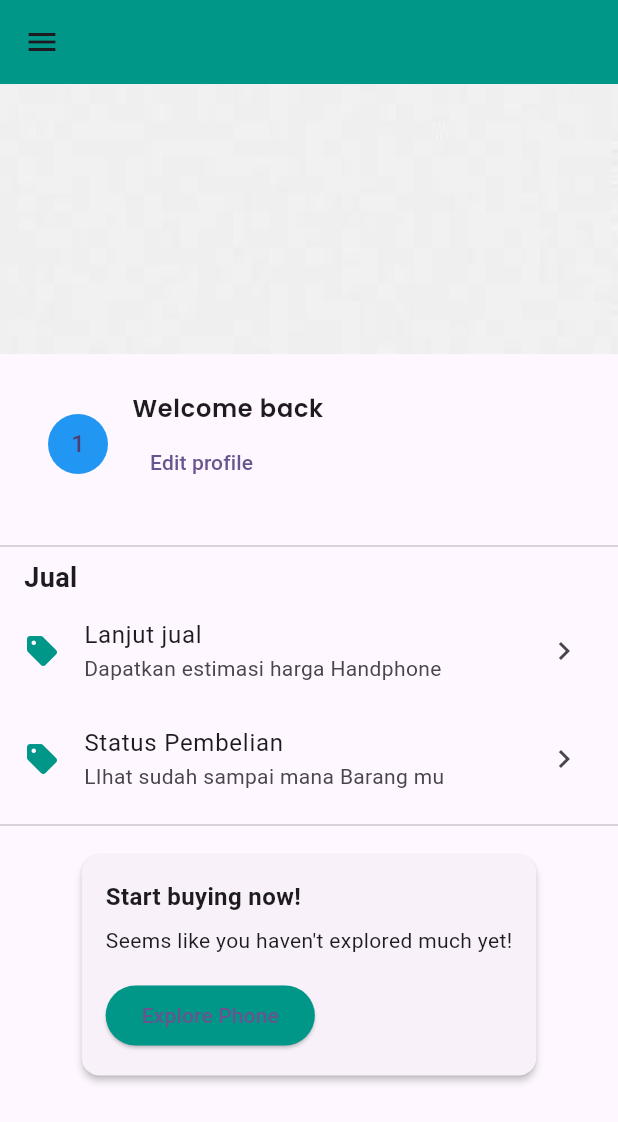
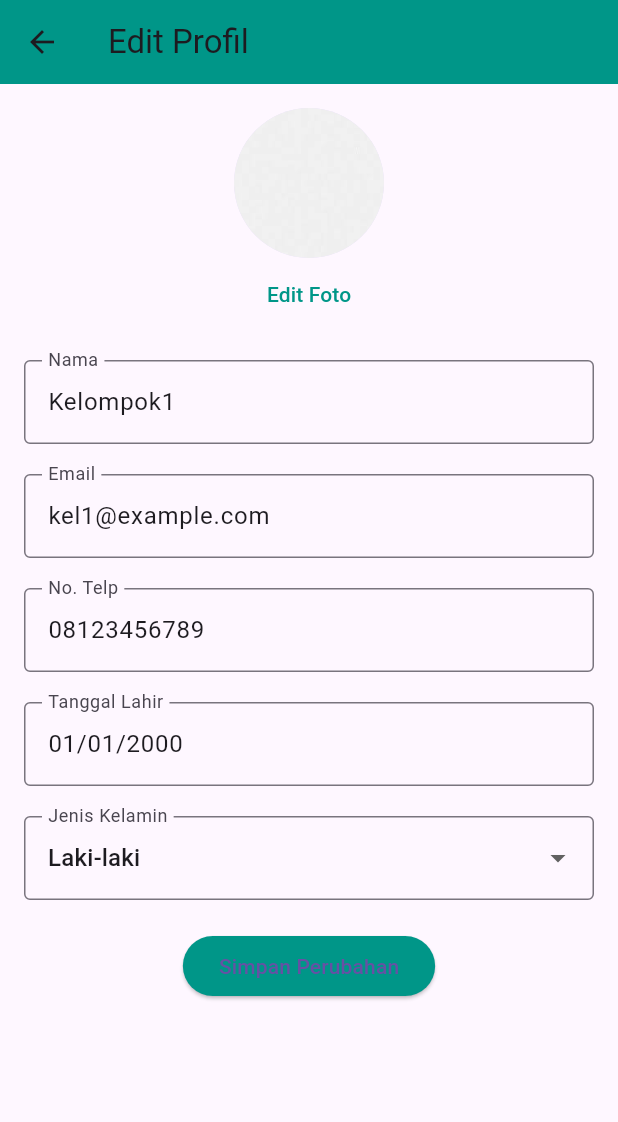
Before and after one commit to JustNap/midtest-MobileProg-MarketPlace, a Flutter app: the AkunPage screen opened directly, after a tap on "Edit profile", on a phone screen of 412 x 824 dp. Shown: the top 1122 px of the screen. Run offline on Flutter 3.47's test engine with Material 3 defaults, Android fonts, the phone set to English and light mode, and no system bars.

Commit message:
Tambah fitur Bottom NavBar
dan memperbaiki fitur akun

```diff
--- a/project_market_place/analysis_options.yaml
+++ b/project_market_place/analysis_options.yaml
@@ -7,6 +7,11 @@
 
 # The following line activates a set of recommended lints for Flutter apps,
 # packages, and plugins designed to encourage good coding practices.
+analyzer:
+  errors:
+    unused_import: ignore
+    unused_field: ignore
+    unused_element: ignore
 include: package:flutter_lints/flutter.yaml
 
 linter:
--- a/project_market_place/lib/akun/akun.dart
+++ b/project_market_place/lib/akun/akun.dart
@@ -1,4 +1,7 @@
 import 'package:flutter/material.dart';
+import 'profil.dart';
+import 'setting.dart';
+import '../bottom_nav.dart';
 
 class AkunPage extends StatefulWidget {
   @override
@@ -8,10 +11,12 @@ class AkunPage extends StatefulWidget {
 class _AkunPageState extends State<AkunPage> {
   String greeting = 'Hello';
 
+
   @override
   Widget build(BuildContext context) {
     return Scaffold(
       appBar: AppBar(
+        title: Text('akun'),
         backgroundColor: Colors.teal,
         elevation: 0,
         leading: Builder(
@@ -42,35 +47,29 @@ class _AkunPageState extends State<AkunPage> {
               ),
             ),
             ListTile(
-              leading: Icon(Icons.settings,
-              color: Colors.teal
-              ),
-
+              leading: Icon(Icons.settings, color: Colors.teal),
               title: Text('Pengaturan',
-              style: TextStyle(
-                fontWeight: FontWeight.bold
-                )
-              ),
+                  style: TextStyle(fontWeight: FontWeight.bold)),
               subtitle: Text('Notifikasi & Kata Sandi'),
+              onTap: () {
+                Navigator.push(
+                  context,
+                  MaterialPageRoute(builder: (context) => SettingPage()),
+                );
+              },
             ),
             Divider(),
             ListTile(
               leading: Icon(Icons.smartphone, color: Colors.teal),
               title: Text('Alasan pilih kami',
-              style: TextStyle(
-                fontWeight: FontWeight.bold
-                )
-              ),
+                  style: TextStyle(fontWeight: FontWeight.bold)),
               subtitle: Text('kenali kami'),
             ),
             Divider(),
             ListTile(
               leading: Icon(Icons.policy, color: Colors.teal),
               title: Text('Kebijakan privasi',
-              style: TextStyle(
-                fontWeight: FontWeight.bold
-                )
-              ),
+                  style: TextStyle(fontWeight: FontWeight.bold)),
               subtitle: Text('Pelajari selengkapnya'),
             ),
             Divider(),
@@ -79,9 +78,7 @@ class _AkunPageState extends State<AkunPage> {
               padding: const EdgeInsets.symmetric(vertical: 16.0),
               child: Text(
                 'Hubungi kami:',
-                style: TextStyle(
-                  fontWeight: FontWeight.bold
-                  ),
+                style: TextStyle(fontWeight: FontWeight.bold),
                 textAlign: TextAlign.center,
               ),
             ),
@@ -93,13 +90,11 @@ class _AkunPageState extends State<AkunPage> {
           ],
         ),
       ),
-      body: Column(
+      body: SingleChildScrollView(
+        child: Column(
           children: [
             Image.asset('assets/Gambar/putih.jpg',
-              fit: BoxFit.cover,
-              width: double.infinity,
-              height: 180
-              ),
+                fit: BoxFit.cover, width: double.infinity, height: 180),
             Padding(
               padding: const EdgeInsets.all(16.0),
               child: ListTile(
@@ -119,6 +114,10 @@ class _AkunPageState extends State<AkunPage> {
                     ),
                     TextButton(
                       onPressed: () {
+                        Navigator.push(
+                          context,
+                          MaterialPageRoute(builder: (context) => ProfilPage()),
+                        );
                         setState(() {
                           greeting = 'Welcome back';
                         });
@@ -135,7 +134,7 @@ class _AkunPageState extends State<AkunPage> {
               child: Align(
                 alignment: Alignment.centerLeft,
                 child: Text(
-                'Jual',
+                  'Status',
                   style: TextStyle(fontWeight: FontWeight.bold, fontSize: 18),
                 ),
               ),
@@ -147,7 +146,7 @@ class _AkunPageState extends State<AkunPage> {
               trailing: Icon(Icons.chevron_right),
             ),
             ListTile(
-            leading: Icon(Icons.sell, color: Colors.teal),
+              leading: Icon(Icons.shopping_cart, color: Colors.teal),
               title: Text('Status Pembelian'),
               subtitle: Text('LIhat sudah sampai mana Barang mu'),
               trailing: Icon(Icons.chevron_right),
@@ -165,8 +164,8 @@ class _AkunPageState extends State<AkunPage> {
                     children: [
                       Text(
                         'Start buying now!',
-                      style:
-                          TextStyle(fontWeight: FontWeight.bold, fontSize: 16),
+                        style: TextStyle(
+                            fontWeight: FontWeight.bold, fontSize: 16),
                       ),
                       SizedBox(height: 8),
                       Text('Seems like you haven\'t explored much yet!'),
@@ -185,6 +184,7 @@ class _AkunPageState extends State<AkunPage> {
             ),
           ],
         ),
+      ),
     );
   }
 }
--- /dev/null
+++ b/project_market_place/lib/akun/profil.dart
@@ -0,0 +1,139 @@
+import 'package:flutter/material.dart';
+
+class ProfilPage extends StatefulWidget {
+  @override
+  _ProfilPageState createState() => _ProfilPageState();
+}
+
+class _ProfilPageState extends State<ProfilPage> {
+  String username = 'Kelompok1';
+  String email = 'kel1@example.com';
+  String phoneNumber = '08123456789';
+  String birthDate = '01/01/2000';
+  String gender = 'Laki-laki';
+  String profileImage = 'assets/Gambar/putih.jpg';
+
+  final TextEditingController nameController = TextEditingController();
+  final TextEditingController emailController = TextEditingController();
+  final TextEditingController phoneController = TextEditingController();
+  final TextEditingController birthDateController = TextEditingController();
+  String selectedGender = 'Laki-laki';
+
+  @override
+  void initState() {
+    super.initState();
+    nameController.text = username;
+    emailController.text = email;
+    phoneController.text = phoneNumber;
+    birthDateController.text = birthDate;
+  }
+
+  @override
+  Widget build(BuildContext context) {
+    return Scaffold(
+      appBar: AppBar(
+        title: Text('Edit Profil'),
+        backgroundColor: Colors.teal,
+      ),
+      body: Padding(
+        padding: const EdgeInsets.all(16.0),
+        child: SingleChildScrollView(
+          child: Column(
+            crossAxisAlignment: CrossAxisAlignment.start,
+            children: [
+              Center(
+                child: Column(
+                  children: [
+                    CircleAvatar(
+                      radius: 50,
+                      backgroundImage: AssetImage(profileImage),
+                    ),
+                    TextButton(
+                      onPressed: () {
+                        setState(() {
+                          profileImage = 'assets/Gambar/putih.jpg';
+                        });
+                      },
+                      child: Text('Edit Foto', style: TextStyle(color: Colors.teal)),
+                    ),
+                  ],
+                ),
+              ),
+              SizedBox(height: 20),
+              TextField(
+                controller: nameController,
+                decoration: InputDecoration(
+                  labelText: 'Nama',
+                  border: OutlineInputBorder(),
+                ),
+              ),
+              SizedBox(height: 20),
+              TextField(
+                controller: emailController,
+                decoration: InputDecoration(
+                  labelText: 'Email',
+                  border: OutlineInputBorder(),
+                ),
+              ),
+              SizedBox(height: 20),
+              TextField(
+                controller: phoneController,
+                decoration: InputDecoration(
+                  labelText: 'No. Telp',
+                  border: OutlineInputBorder(),
+                ),
+                keyboardType: TextInputType.phone,
+              ),
+              SizedBox(height: 20),
+              TextField(
+                controller: birthDateController,
+                decoration: InputDecoration(
+                  labelText: 'Tanggal Lahir',
+                  border: OutlineInputBorder(),
+                ),
+                keyboardType: TextInputType.datetime,
+              ),
+              SizedBox(height: 20),
+              DropdownButtonFormField<String>(
+                value: selectedGender,
+                decoration: InputDecoration(
+                  labelText: 'Jenis Kelamin',
+                  border: OutlineInputBorder(),
+                ),
+                items: ['Laki-laki', 'Perempuan'].map((String gender) {
+                  return DropdownMenuItem<String>(
+                    value: gender,
+                    child: Text(gender),
+                  );
+                }).toList(),
+                onChanged: (newValue) {
+                  setState(() {
+                    selectedGender = newValue!;
+                  });
+                },
+              ),
+              SizedBox(height: 20),
+              Center(
+                child: ElevatedButton(
+                  onPressed: () {
+                    setState(() {
+                      username = nameController.text;
+                      email = emailController.text;
+                      phoneNumber = phoneController.text;
+                      birthDate = birthDateController.text;
+                      gender = selectedGender;
+                    });
+                  },
+                  child: Text('Simpan Perubahan'),
+                  style: ElevatedButton.styleFrom(
+                    backgroundColor: Colors.teal,
+                  ),
+                ),
+              ),
+            ],
+          ),
+        ),
+      ),
+    );
+  }
+}
```
Also changed, not shown: project_market_place/lib/akun/setting.dart (added, +137 -0 lines), project_market_place/lib/bottom_nav.dart (added, +71 -0 lines), project_market_place/lib/home/home.dart (+10 -0 lines), project_market_place/lib/jual/jual.dart (+10 -0 lines), project_market_place/lib/keranjang/keranjang.dart (+10 -0 lines), project_market_place/lib/main.dart (+6 -112 lines), project_market_place/lib/notifikasi/notifikasi.dart (+10 -0 lines). Lines whose indentation alone changed are shown as unchanged.
